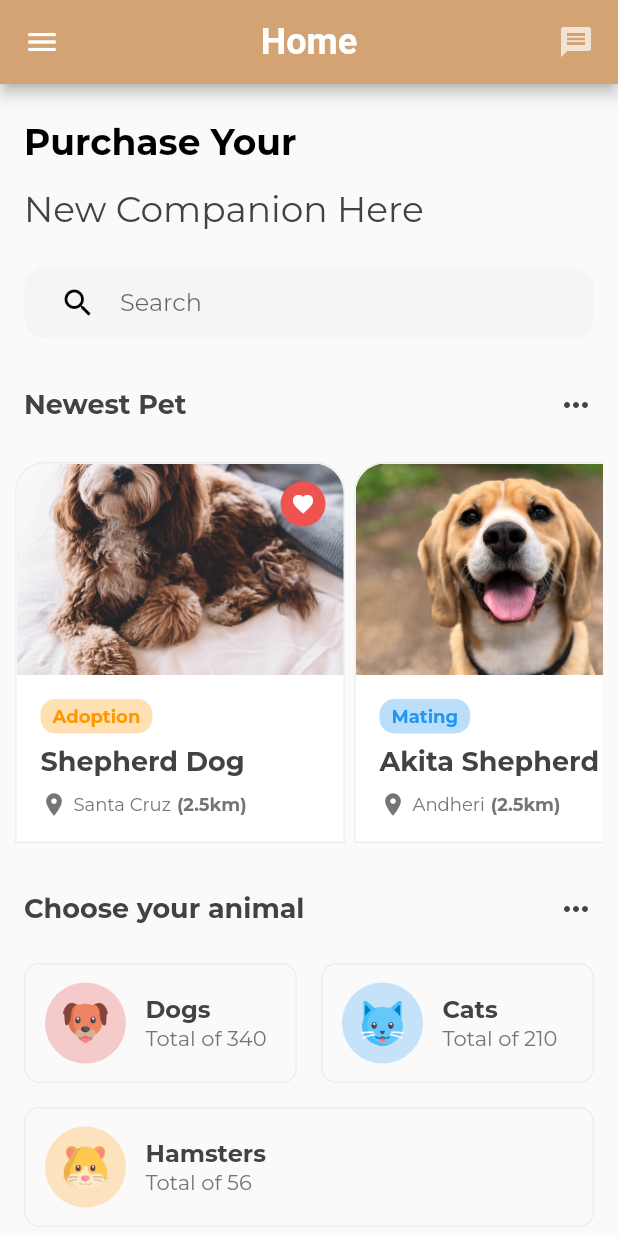
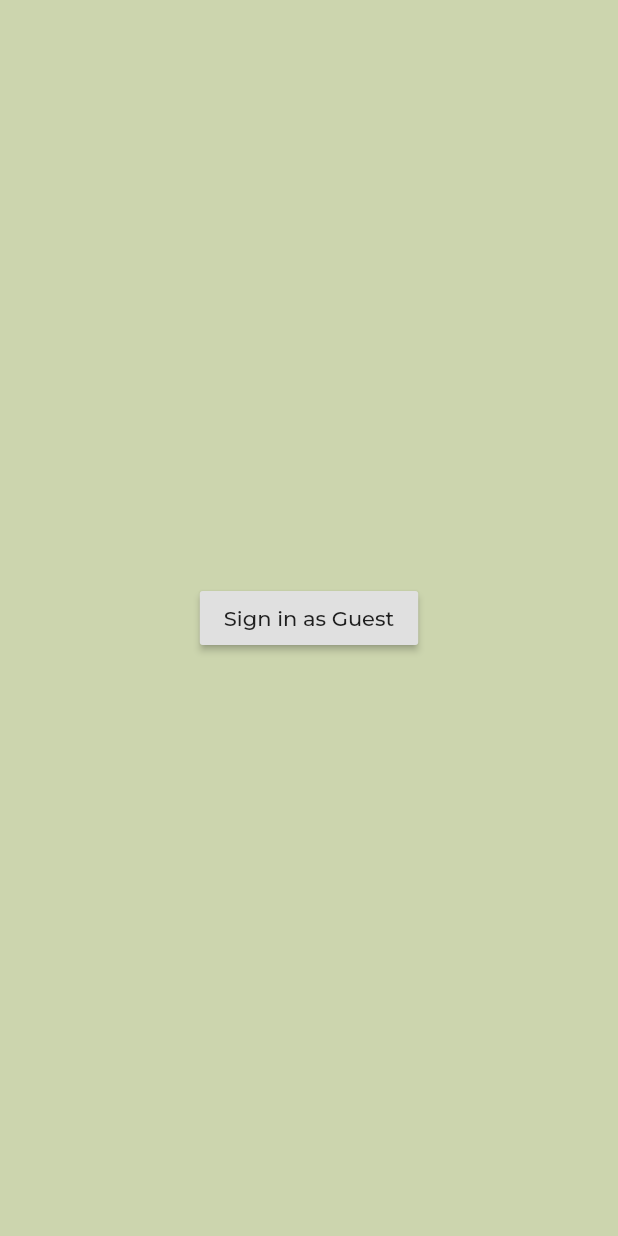
Before and after one commit to ashinsabu/pet-ecommerceapp, a Flutter app: the screen it shows after launch, on a phone screen of 412 x 824 dp. Run offline on Flutter 3.47's test engine with Material 2 defaults, Android fonts, the phone set to English and light mode, and no system bars; our stand-ins replace firebase_auth, firebase_core, google_fonts; missing offline and left inert: external_app_launcher; accounts and stored records are empty.

```diff
--- /dev/null
+++ b/lib/authwrap.dart
@@ -0,0 +1,20 @@
+import 'package:flutter/material.dart';
+import 'package:petecommerce/home.dart';
+import 'package:petecommerce/login%20page.dart';
+import 'models/user.dart';
+import 'package:provider/provider.dart';
+class authwrap extends StatelessWidget {
+  const authwrap({Key? key}) : super(key: key);
+
+  @override
+  Widget build(BuildContext context) {
+
+    final user = Provider.of<TheUser?>(context);
+    if(user == null)
+    //return home or login
+    return Authenticate();
+    else{
+      return userhome();
+    }
+  }
+}
--- a/lib/home.dart
+++ b/lib/home.dart
@@ -56,6 +56,7 @@ class _userhomeState extends State<userhome> {
                       ),
                     ),
                   ),
+
               Padding(
                 padding: EdgeInsets.symmetric(horizontal: 16, vertical: 8),
                 child: Text(
@@ -64,6 +65,7 @@ class _userhomeState extends State<userhome> {
                     color: Colors.grey[800],
                     fontSize: 24,
                   ),
+
                 ),
               ),
               Padding(
--- /dev/null
+++ b/lib/login page.dart
@@ -0,0 +1,66 @@
+import 'package:firebase_auth/firebase_auth.dart';
+import 'package:firebase_core/firebase_core.dart';
+import 'package:flutter/material.dart';
+import 'package:google_fonts/google_fonts.dart';
+import 'package:petecommerce/colors.dart';
+import 'package:petecommerce/services/auth.dart';
+class SignIn extends StatefulWidget {
+  const SignIn({Key? key}) : super(key: key);
+
+  @override
+  _SignInState createState() => _SignInState();
+}
+
+class _SignInState extends State<SignIn> {
+  final AuthService _auth = AuthService();
+  @override
+  Widget build(BuildContext context) {
+    return Scaffold(
+      backgroundColor: AppColor.palespring,
+      body: Stack(
+        alignment: Alignment.center,
+        children: [
+          Align(
+            alignment: Alignment.center,
+          ),
+          RaisedButton(
+            child: Text("Sign in as Guest") ,
+            onPressed: () async{
+              dynamic result = await _auth.signInAnon();
+              if(result == null){
+                print('Error signing in');
+              }
+              else
+                print('Signed in as Guest.');
+              print (result.uid);
+            },
+          ),
+        ]
+      ),
+    );
+  }
+}
+
+class Authenticate extends StatefulWidget {
+  const Authenticate({Key? key}) : super(key: key);
+
+  @override
+  _AuthenticateState createState() => _AuthenticateState();
+}
+
+class _AuthenticateState extends State<Authenticate> {
+  @override
+  void initState() {
+    super.initState();
+    Firebase.initializeApp().whenComplete(() {
+      print("completed");
+      setState(() {});
+    });
+  }
+  Widget build(BuildContext context) {
+    return Container(
+
+      child: SignIn(),
+    );
+  }
+}
--- a/lib/main.dart
+++ b/lib/main.dart
@@ -1,22 +1,35 @@
+import 'package:firebase_core/firebase_core.dart';
 import 'package:flutter/material.dart';
 import 'package:google_fonts/google_fonts.dart';
+import 'package:petecommerce/authwrap.dart';
+import 'package:petecommerce/login%20page.dart';
+import 'package:petecommerce/models/user.dart';
+import 'package:petecommerce/services/auth.dart';
+import 'package:provider/provider.dart';
 import 'home.dart';
-void main() {
+import 'package:path_provider/path_provider.dart';
+void main() async{
+  WidgetsFlutterBinding.ensureInitialized();
+  await Firebase.initializeApp();
   runApp(MyApp());
 }
 
 class MyApp extends StatelessWidget {
   @override
   Widget build(BuildContext context) {
-    return MaterialApp(
+    return StreamProvider<TheUser?>.value(
+      initialData: null,
+      value: AuthService().user,
+      child: MaterialApp(
         title: "Home",
         theme: ThemeData(
           visualDensity: VisualDensity.adaptivePlatformDensity,
           textTheme: GoogleFonts.montserratTextTheme(),
         ),
-      home: userhome(),
+        home: authwrap(),
         debugShowCheckedModeBanner: false,
 
+      ),
     );
   }
 }
--- /dev/null
+++ b/lib/models/user.dart
@@ -0,0 +1,5 @@
+class TheUser{
+  final String? uid;
+
+  TheUser({ this.uid });
+}
--- /dev/null
+++ b/lib/services/auth.dart
@@ -0,0 +1,38 @@
+import 'package:firebase_auth/firebase_auth.dart';
+import 'package:firebase_core/firebase_core.dart';
+import 'package:petecommerce/models/user.dart';
+
+class AuthService{
+
+  final FirebaseAuth _auth = FirebaseAuth.instance;//instance of firebase auth class
+  //create user object based on firebaseuser
+  TheUser? _userfromFirebaseUser(User? user){
+    return user !=null? TheUser(uid: user.uid):null;
+  }
+  // auth change user stream
+  Stream<TheUser?> get user{
+    return  _auth.authStateChanges()
+        // .map((User? user) =>_userfromFirebaseUser(user));  //samefunctionality as the below part
+    .map(_userfromFirebaseUser);
+  }
+  //sign in anon'
+Future signInAnon() async{
+  await Firebase.initializeApp();
+
+  try{
+    UserCredential result = await _auth.signInAnonymously();
+    User? user = result.user;
+    return _userfromFirebaseUser(user);
+  }
+  catch(e){
+    print(e.toString());
+    return null;
+  }
+}
+  //sign in email pass
+
+  //register
+
+  //signout
+
+}
--- a/pubspec.yaml
+++ b/pubspec.yaml
@@ -39,6 +39,10 @@ dependencies:
   device_apps: ^2.1.1
   android_intent: ^2.0.2
   external_app_launcher: ^0.0.1
+  firebase_auth: ^3.1.0
+  cloud_firestore: ^2.5.1
+  firebase_core: ^1.6.0
+  provider: ^6.0.0
 
 dev_dependencies:
   flutter_test:
```
Also changed, not shown: pubspec.lock, 95 other files. Lines whose indentation alone changed are shown as unchanged.
